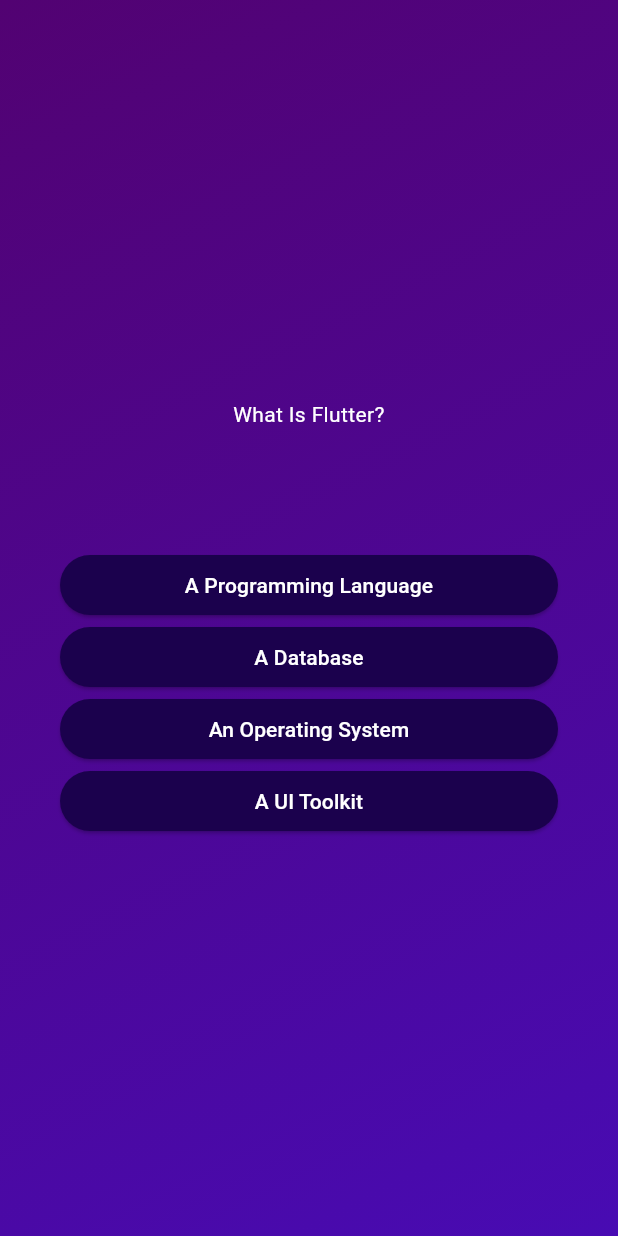
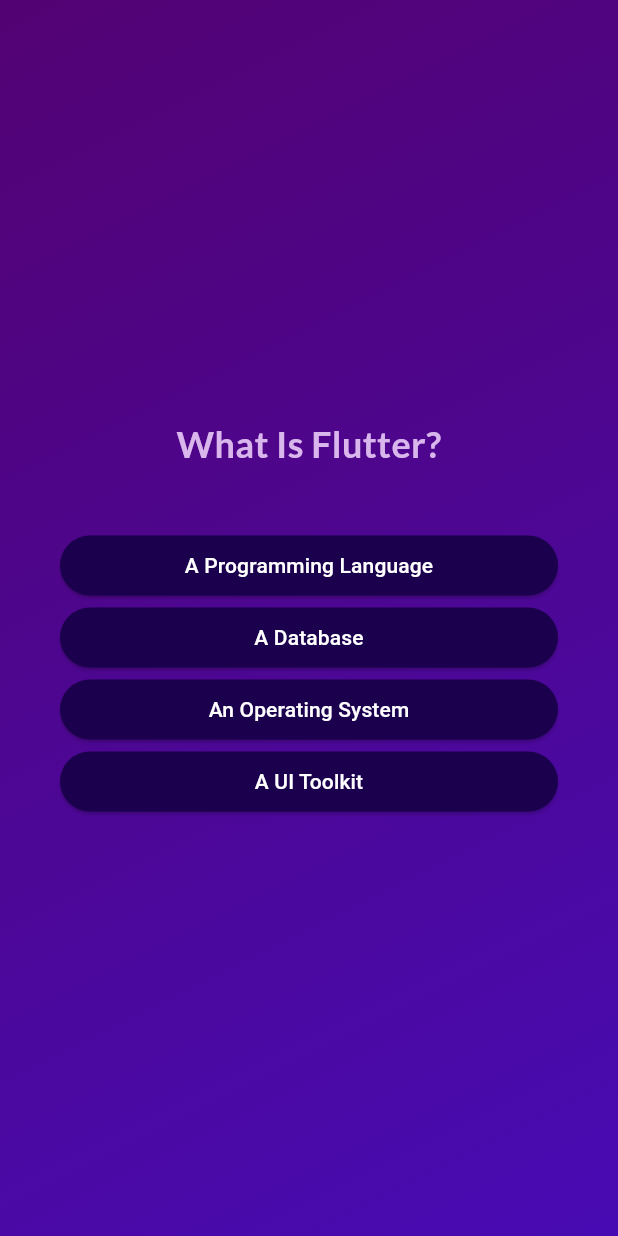
Before and after one commit to AnasNoraniCodes/Flutter_Quiz_Application, a Flutter app: the screen it shows after launch, after a tap on "Start Quiz", on a phone screen of 412 x 824 dp. Run offline on Flutter 3.47's test engine with Material 3 defaults, Android fonts, the phone set to English and light mode, and no system bars; our stand-ins replace google_fonts.

Commit message:
adding fonts styles

```diff
--- a/lib/questions_screen.dart
+++ b/lib/questions_screen.dart
@@ -1,6 +1,7 @@
 import 'package:flutter/material.dart';
 import 'package:flutter_quiz_application/data/data.dart';
 import 'package:flutter_quiz_application/reuseble_widgets.dart';
+import 'package:google_fonts/google_fonts.dart';
 
 class QuestionsScreen extends StatefulWidget {
   const QuestionsScreen({super.key});
@@ -34,10 +35,15 @@
           children: [
             Text(
               currentQuestion.text,
-              style: const TextStyle(color: Colors.white),
+              style: GoogleFonts.lato(
+                fontSize: 24,
+                fontWeight: FontWeight.bold,
+               color: const Color.fromARGB(255, 217, 182, 236)
+
+              ),
               textAlign: TextAlign.center,
             ),
-            const SizedBox(height: 80),
+            const SizedBox(height: 40),
             ...currentQuestion.getshuffledanswer().map((answer) {
               return AnswerButton(
                 answerText: answer,
--- a/lib/quiz.dart
+++ b/lib/quiz.dart
@@ -63,6 +63,6 @@
         ),
       ),
     );
-    ;
+
   }
 }
--- a/lib/start_screen.dart
+++ b/lib/start_screen.dart
@@ -1,4 +1,5 @@
 import 'package:flutter/material.dart';
+import 'package:google_fonts/google_fonts.dart';
 
 
 class StartScreen extends StatelessWidget {
@@ -26,12 +27,13 @@
         const  SizedBox(
             height: 80,
           ),
-         const Text(
+         Text(
             'Learn Flutter the fun way !',
-            style: TextStyle(
-                fontSize: 20, color: Color.fromARGB(255, 209, 209, 241)),
+            style:  GoogleFonts.lato(
+                fontWeight: FontWeight.bold,
+                fontSize: 24, color: const Color.fromARGB(255, 209, 209, 241)),
           ),
-const SizedBox(
+            const SizedBox(
             height: 30,
           ),
                   OutlinedButton.icon(
```
